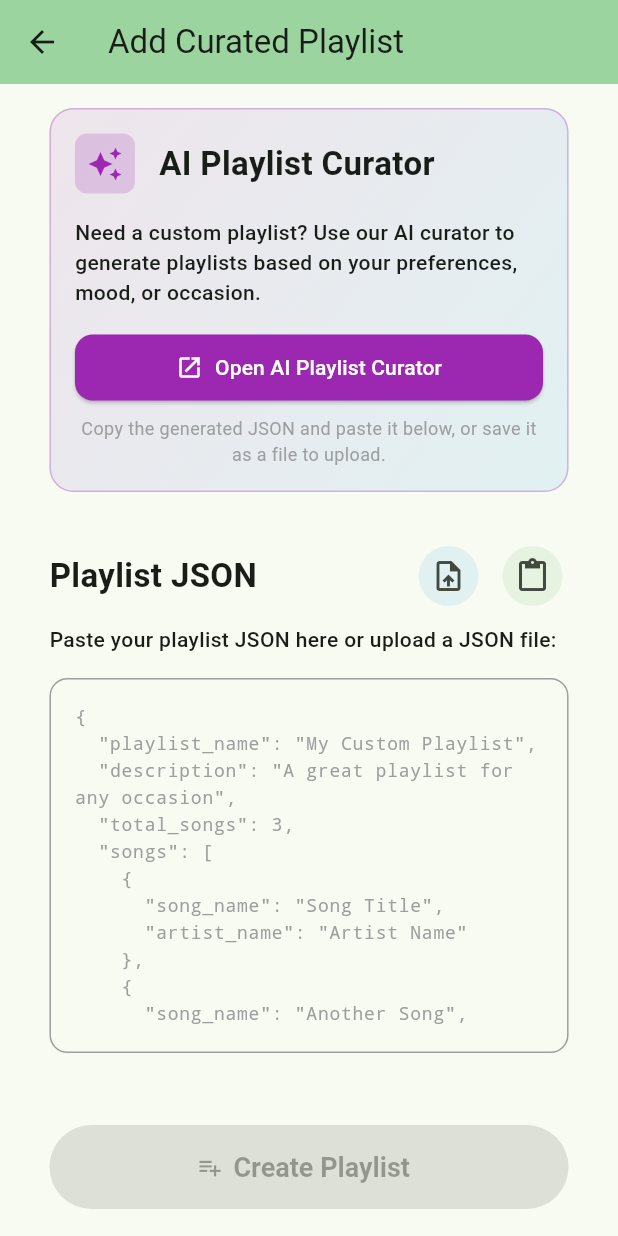
After one commit to abhignan-rakshith/billboard_to_spotify, a Flutter app: the CuratedPlaylistScreen screen opened by its route, on a phone screen of 412 x 824 dp. The commit adds this screen. Run offline on Flutter 3.47's test engine with Material 3 defaults, Android fonts, the phone set to English and light mode, and no system bars; our stand-ins replace connectivity_plus, file_picker, flutter_secure_storage; accounts and stored records are empty.

Commit message:
feat: add Curated Playlist screen with JSON input and validation
- Implemented CuratedPlaylistScreen for users to create custom playlists using AI-generated JSON.
- Added functionality to upload JSON files and paste from clipboard.
- Included JSON validation to ensure correct structure and required fields.
- Created UI components for input, validation feedback, and action buttons.
- Integrated navigation to existing playlist creation flow with extracted data.

```diff
--- a/lib/config/app_routes.dart
+++ b/lib/config/app_routes.dart
@@ -4,4 +4,5 @@ class AppRoutes {
   static const String results = '/results';
   static const String playlistCreation = '/playlist-creation';
   static const String managePlaylists = '/manage-playlists';
+  static const String curatedPlaylist = '/curated-playlist';
 }
--- a/lib/main.dart
+++ b/lib/main.dart
@@ -7,6 +7,7 @@ import 'screens/billboard_screen.dart';
 import 'screens/results_screen.dart';
 import 'screens/playlist_creation_screen.dart';
 import 'screens/manage_playlists_screen.dart';
+import 'screens/curated_playlist_screen.dart';
 
 void main() {
   runApp(const MyApp());
@@ -26,6 +27,7 @@ class MyApp extends StatelessWidget {
         AppRoutes.login: (context) => const LoginScreen(),
         AppRoutes.billboard: (context) => const BillboardScreen(),
         AppRoutes.managePlaylists: (context) => const ManagePlaylistsScreen(),
+        AppRoutes.curatedPlaylist: (context) => const CuratedPlaylistScreen(),
       },
       onGenerateRoute: (settings) {
         switch (settings.name) {
@@ -45,6 +47,8 @@ class MyApp extends StatelessWidget {
                 selectedDate: args['selectedDate'],
                 songs: args['songs'],
                 artists: args['artists'],
+                customPlaylistName: args['customPlaylistName'],
+                customDescription: args['customDescription'],
               ),
             );
           default:
--- /dev/null
+++ b/lib/screens/curated_playlist_screen.dart
@@ -0,0 +1,568 @@
+import 'dart:convert';
+import 'dart:io';
+import 'package:flutter/material.dart';
+import 'package:flutter/services.dart';
+import 'package:url_launcher/url_launcher.dart';
+import 'package:file_picker/file_picker.dart';
+import '../constants/app_constants.dart';
+import '../config/theme_config.dart';
+import '../config/app_routes.dart';
+
+class CuratedPlaylistScreen extends StatefulWidget {
+  const CuratedPlaylistScreen({super.key});
+
+  @override
+  State<CuratedPlaylistScreen> createState() => _CuratedPlaylistScreenState();
+}
+
+class _CuratedPlaylistScreenState extends State<CuratedPlaylistScreen> {
+  final TextEditingController _jsonController = TextEditingController();
+  final String _curatorUrl =
+      'https://claude.ai/public/artifacts/94cd4340-6ae5-4d06-b788-89beb65b91a3';
+
+  bool _isValidJson = false;
+  Map<String, dynamic>? _parsedData;
+  String? _validationError;
+
+  @override
+  void dispose() {
+    _jsonController.dispose();
+    super.dispose();
+  }
+
+  @override
+  Widget build(BuildContext context) {
+    return Scaffold(
+      appBar: AppBar(
+        title: const Text('Add Curated Playlist'),
+        backgroundColor: Theme.of(context).colorScheme.inversePrimary,
+      ),
+      body: SafeArea(
+        child: SingleChildScrollView(
+          padding: ThemeConfig.responsivePadding(context),
+          child: Column(
+            crossAxisAlignment: CrossAxisAlignment.start,
+            children: [
+              _buildCuratorSection(),
+              const SizedBox(height: AppConstants.largePadding),
+              _buildInputSection(),
+              const SizedBox(height: AppConstants.defaultPadding),
+              _buildValidationSection(),
+              const SizedBox(height: AppConstants.largePadding),
+              _buildActionButtons(),
+            ],
+          ),
+        ),
+      ),
+    );
+  }
+
+  Widget _buildCuratorSection() {
+    return Container(
+      width: double.infinity,
+      padding: const EdgeInsets.all(AppConstants.defaultPadding),
+      decoration: BoxDecoration(
+        gradient: LinearGradient(
+          begin: Alignment.topLeft,
+          end: Alignment.bottomRight,
+          colors: [
+            Colors.purple.withOpacity(0.1),
+            Colors.blue.withOpacity(0.1),
+          ],
+        ),
+        borderRadius: BorderRadius.circular(16),
+        border: Border.all(color: Colors.purple.withOpacity(0.3)),
+      ),
+      child: Column(
+        crossAxisAlignment: CrossAxisAlignment.start,
+        children: [
+          Row(
+            children: [
+              Container(
+                padding: const EdgeInsets.all(8),
+                decoration: BoxDecoration(
+                  color: Colors.purple.withOpacity(0.2),
+                  borderRadius: BorderRadius.circular(8),
+                ),
+                child: const Icon(
+                  Icons.auto_awesome,
+                  color: Colors.purple,
+                  size: 24,
+                ),
+              ),
+              const SizedBox(width: AppConstants.defaultPadding),
+              const Expanded(
+                child: Text(
+                  'AI Playlist Curator',
+                  style: ThemeConfig.titleStyle,
+                ),
+              ),
+            ],
+          ),
+          const SizedBox(height: AppConstants.defaultPadding),
+          const Text(
+            'Need a custom playlist? Use our AI curator to generate playlists based on your preferences, mood, or occasion.',
+            style: ThemeConfig.bodyStyle,
+          ),
+          const SizedBox(height: AppConstants.defaultPadding),
+          SizedBox(
+            width: double.infinity,
+            child: ElevatedButton.icon(
+              onPressed: _openCurator,
+              icon: const Icon(Icons.open_in_new),
+              label: const Text('Open AI Playlist Curator'),
+              style: ElevatedButton.styleFrom(
+                backgroundColor: Colors.purple,
+                foregroundColor: Colors.white,
+                padding: const EdgeInsets.symmetric(vertical: 12),
+                shape: RoundedRectangleBorder(
+                  borderRadius: BorderRadius.circular(12),
+                ),
+              ),
+            ),
+          ),
+          const SizedBox(height: AppConstants.smallPadding),
+          Text(
+            'Copy the generated JSON and paste it below, or save it as a file to upload.',
+            style: ThemeConfig.subtitleStyle.copyWith(fontSize: 12),
+            textAlign: TextAlign.center,
+          ),
+        ],
+      ),
+    );
+  }
+
+  Widget _buildInputSection() {
+    return Column(
+      crossAxisAlignment: CrossAxisAlignment.start,
+      children: [
+        Row(
+          children: [
+            const Expanded(
+              child: Text('Playlist JSON', style: ThemeConfig.titleStyle),
+            ),
+            Row(
+              mainAxisSize: MainAxisSize.min,
+              children: [
+                IconButton(
+                  onPressed: _uploadFile,
+                  icon: const Icon(Icons.upload_file),
+                  tooltip: 'Upload JSON file',
+                  style: IconButton.styleFrom(
+                    backgroundColor: Colors.blue.withOpacity(0.1),
+                  ),
+                ),
+                const SizedBox(width: AppConstants.smallPadding),
+                IconButton(
+                  onPressed: _pasteFromClipboard,
+                  icon: const Icon(Icons.content_paste),
+                  tooltip: 'Paste from clipboard',
+                  style: IconButton.styleFrom(
+                    backgroundColor: Colors.green.withOpacity(0.1),
+                  ),
+                ),
+              ],
+            ),
+          ],
+        ),
+        const SizedBox(height: AppConstants.smallPadding),
+        const Text(
+          'Paste your playlist JSON here or upload a JSON file:',
+          style: ThemeConfig.bodyStyle,
+        ),
+        const SizedBox(height: AppConstants.defaultPadding),
+        Container(
+          decoration: BoxDecoration(
+            borderRadius: BorderRadius.circular(12),
+            border: Border.all(
+              color: _isValidJson
+                  ? Colors.green
+                  : _validationError != null
+                  ? Colors.red
+                  : Colors.grey,
+            ),
+          ),
+          child: TextField(
+            controller: _jsonController,
+            maxLines: 12,
+            onChanged: _validateJson,
+            decoration: InputDecoration(
+              hintText: _getJsonHintText(),
+              hintStyle: TextStyle(
+                fontSize: 12,
+                color: Colors.grey[500],
+                fontFamily: 'monospace',
+              ),
+              border: InputBorder.none,
+              contentPadding: const EdgeInsets.all(AppConstants.defaultPadding),
+            ),
+            style: const TextStyle(fontFamily: 'monospace', fontSize: 12),
+          ),
+        ),
+      ],
+    );
+  }
+
+  Widget _buildValidationSection() {
+    if (_validationError == null && !_isValidJson) {
+      return const SizedBox.shrink();
+    }
+
+    return Container(
+      width: double.infinity,
+      padding: const EdgeInsets.all(AppConstants.defaultPadding),
+      decoration: BoxDecoration(
+        color: _isValidJson
+            ? Colors.green.withOpacity(0.1)
+            : Colors.red.withOpacity(0.1),
+        borderRadius: BorderRadius.circular(12),
+        border: Border.all(color: _isValidJson ? Colors.green : Colors.red),
+      ),
+      child: Column(
+        crossAxisAlignment: CrossAxisAlignment.start,
+        children: [
+          Row(
+            children: [
+              Icon(
+                _isValidJson ? Icons.check_circle : Icons.error,
+                color: _isValidJson ? Colors.green : Colors.red,
+                size: 20,
+              ),
+              const SizedBox(width: AppConstants.smallPadding),
+              Text(
+                _isValidJson ? 'Valid Playlist JSON' : 'JSON Validation Error',
+                style: ThemeConfig.bodyStyle.copyWith(
+                  fontWeight: FontWeight.w600,
+                  color: _isValidJson ? Colors.green[700] : Colors.red[700],
+                ),
+              ),
+            ],
+          ),
+          if (_isValidJson && _parsedData != null) ...[
+            const SizedBox(height: AppConstants.smallPadding),
+            _buildPlaylistPreview(),
+          ],
+          if (_validationError != null) ...[
+            const SizedBox(height: AppConstants.smallPadding),
+            Text(
+              _validationError!,
+              style: ThemeConfig.bodyStyle.copyWith(
+                color: Colors.red[700],
+                fontSize: 12,
+              ),
+            ),
+          ],
+        ],
+      ),
+    );
+  }
+
+  Widget _buildPlaylistPreview() {
+    if (_parsedData == null) return const SizedBox.shrink();
+
+    return Column(
+      crossAxisAlignment: CrossAxisAlignment.start,
+      children: [
+        Text(
+          'Playlist: ${_parsedData!['playlist_name']}',
+          style: ThemeConfig.bodyStyle.copyWith(fontWeight: FontWeight.w600),
+        ),
+        if (_parsedData!['description'] != null)
+          Text(
+            _parsedData!['description'],
+            style: ThemeConfig.subtitleStyle.copyWith(fontSize: 12),
+            maxLines: 2,
+            overflow: TextOverflow.ellipsis,
+          ),
+        const SizedBox(height: 4),
+        Text(
+          '${_parsedData!['songs']?.length ?? 0} songs',
+          style: ThemeConfig.subtitleStyle.copyWith(fontSize: 12),
+        ),
+      ],
+    );
+  }
+
+  Widget _buildActionButtons() {
+    return Column(
+      children: [
+        SizedBox(
+          width: double.infinity,
+          height: AppConstants.buttonHeight,
+          child: ElevatedButton.icon(
+            onPressed: _isValidJson ? _createPlaylist : null,
+            icon: const Icon(Icons.playlist_add),
+            label: const Text('Create Playlist'),
+            style: ThemeConfig.primaryButtonStyle,
+          ),
+        ),
+        const SizedBox(height: AppConstants.defaultPadding),
+        SizedBox(
+          width: double.infinity,
+          child: OutlinedButton.icon(
+            onPressed: _clearInput,
+            icon: const Icon(Icons.clear),
+            label: const Text('Clear Input'),
+          ),
+        ),
+      ],
+    );
+  }
+
+  String _getJsonHintText() {
+    return '''{
+  "playlist_name": "My Custom Playlist",
+  "description": "A great playlist for any occasion",
+  "total_songs": 3,
+  "songs": [
+    {
+      "song_name": "Song Title",
+      "artist_name": "Artist Name"
+    },
+    {
+      "song_name": "Another Song",
+      "artist_name": "Another Artist"
+    }
+  ]
+}''';
+  }
+
+  void _openCurator() async {
+    try {
+      final launched = await launchUrl(
+        Uri.parse(_curatorUrl),
+        mode: LaunchMode.externalApplication,
+      );
+
+      if (!launched) {
+        if (mounted) {
+          ScaffoldMessenger.of(context).showSnackBar(
+            const SnackBar(
+              content: Text('❌ Could not open AI Playlist Curator'),
+              backgroundColor: ThemeConfig.errorRed,
+            ),
+          );
+        }
+      }
+    } catch (e) {
+      if (mounted) {
+        ScaffoldMessenger.of(context).showSnackBar(
+          SnackBar(
+            content: Text('❌ Error opening curator: $e'),
+            backgroundColor: ThemeConfig.errorRed,
+          ),
+        );
+      }
+    }
+  }
+
+  void _uploadFile() async {
+    try {
+      FilePickerResult? result = await FilePicker.platform.pickFiles(
+        type: FileType.custom,
+        allowedExtensions: ['json'],
+      );
+
+      if (result != null) {
+        final file = File(result.files.single.path!);
+        final contents = await file.readAsString();
+
+        setState(() {
+          _jsonController.text = contents;
+        });
+
+        _validateJson(contents);
+
+        if (mounted) {
+          ScaffoldMessenger.of(context).showSnackBar(
+            const SnackBar(
+              content: Text('✅ File uploaded successfully'),
+              backgroundColor: ThemeConfig.successGreen,
+            ),
+          );
+        }
+      }
+    } catch (e) {
+      if (mounted) {
+        ScaffoldMessenger.of(context).showSnackBar(
+          SnackBar(
+            content: Text('❌ Error uploading file: $e'),
+            backgroundColor: ThemeConfig.errorRed,
+          ),
+        );
+      }
+    }
+  }
+
+  void _pasteFromClipboard() async {
+    try {
+      final clipboardData = await Clipboard.getData(Clipboard.kTextPlain);
+
+      if (clipboardData?.text != null && clipboardData!.text!.isNotEmpty) {
+        setState(() {
+          _jsonController.text = clipboardData.text!;
+        });
+
+        _validateJson(clipboardData.text!);
+
+        if (mounted) {
+          ScaffoldMessenger.of(context).showSnackBar(
+            const SnackBar(
+              content: Text('✅ Pasted from clipboard'),
+              backgroundColor: ThemeConfig.successGreen,
+            ),
+          );
+        }
+      } else {
+        if (mounted) {
+          ScaffoldMessenger.of(context).showSnackBar(
+            const SnackBar(
+              content: Text('⚠️ Clipboard is empty'),
+              backgroundColor: Colors.orange,
+            ),
+          );
+        }
+      }
+    } catch (e) {
+      if (mounted) {
+        ScaffoldMessenger.of(context).showSnackBar(
+          SnackBar(
+            content: Text('❌ Error pasting from clipboard: $e'),
+            backgroundColor: ThemeConfig.errorRed,
+          ),
+        );
+      }
+    }
+  }
+
+  void _validateJson(String jsonText) {
+    if (jsonText.trim().isEmpty) {
+      setState(() {
+        _isValidJson = false;
+        _parsedData = null;
+        _validationError = null;
+      });
+      return;
+    }
+
+    try {
+      final parsed = json.decode(jsonText);
+
+      // Validate required fields
+      final validation = _validatePlaylistStructure(parsed);
+
+      setState(() {
+        if (validation['isValid']) {
+          _isValidJson = true;
+          _parsedData = parsed;
+          _validationError = null;
+        } else {
+          _isValidJson = false;
+          _parsedData = null;
+          _validationError = validation['error'];
+        }
+      });
+    } catch (e) {
+      setState(() {
+        _isValidJson = false;
+        _parsedData = null;
+        _validationError = 'Invalid JSON format: ${e.toString()}';
+      });
+    }
+  }
+
+  Map<String, dynamic> _validatePlaylistStructure(dynamic parsed) {
+    if (parsed is! Map<String, dynamic>) {
+      return {'isValid': false, 'error': 'JSON must be an object'};
+    }
+
+    // Check required fields
+    if (!parsed.containsKey('playlist_name') ||
+        parsed['playlist_name'] == null ||
+        parsed['playlist_name'].toString().trim().isEmpty) {
+      return {
+        'isValid': false,
+        'error': 'Missing or empty "playlist_name" field',
+      };
+    }
+
+    if (!parsed.containsKey('songs') || parsed['songs'] is! List) {
+      return {'isValid': false, 'error': 'Missing or invalid "songs" array'};
+    }
+
+    final songs = parsed['songs'] as List;
+    if (songs.isEmpty) {
+      return {'isValid': false, 'error': 'Songs array cannot be empty'};
+    }
+
+    // Validate each song
+    for (int i = 0; i < songs.length; i++) {
+      final song = songs[i];
+      if (song is! Map<String, dynamic>) {
+        return {
+          'isValid': false,
+          'error': 'Song at index $i must be an object',
+        };
+      }
+
+      if (!song.containsKey('song_name') ||
+          song['song_name'] == null ||
+          song['song_name'].toString().trim().isEmpty) {
+        return {
+          'isValid': false,
+          'error': 'Song at index $i missing "song_name"',
+        };
+      }
+
+      if (!song.containsKey('artist_name') ||
+          song['artist_name'] == null ||
+          song['artist_name'].toString().trim().isEmpty) {
+        return {
+          'isValid': false,
+          'error': 'Song at index $i missing "artist_name"',
+        };
+      }
+    }
+
+    return {'isValid': true};
+  }
+
+  void _clearInput() {
+    setState(() {
+      _jsonController.clear();
+      _isValidJson = false;
+      _parsedData = null;
+      _validationError = null;
+    });
+  }
+
+  void _createPlaylist() {
+    if (!_isValidJson || _parsedData == null) return;
+
+    // Extract data for playlist creation
+    final playlistName = _parsedData!['playlist_name'];
+    final description = _parsedData!['description'] ?? '';
+    final songs = _parsedData!['songs'] as List;
+
+    // Convert to the format expected by existing playlist creation flow
+    final songNames = songs
+        .map((song) => song['song_name'].toString())
+        .toList();
+    final artistNames = songs
+        .map((song) => song['artist_name'].toString())
+        .toList();
+
+    // Navigate to playlist creation screen using existing infrastructure
+    Navigator.pushNamed(
+      context,
+      AppRoutes.playlistCreation,
+      arguments: {
+        'selectedDate': 'Custom Curated Playlist',
+        'songs': songNames,
+        'artists': artistNames,
+        'customPlaylistName': playlistName,
+        'customDescription': description,
+      },
+    );
+  }
+}
--- a/lib/screens/playlist_creation_screen.dart
+++ b/lib/screens/playlist_creation_screen.dart
@@ -8,12 +8,16 @@ class PlaylistCreationScreen extends StatefulWidget {
   final String selectedDate;
   final List<String> songs;
   final List<String> artists;
+  final String? customPlaylistName;
+  final String? customDescription;
 
   const PlaylistCreationScreen({
     super.key,
     required this.selectedDate,
     required this.songs,
     required this.artists,
+    this.customPlaylistName,
+    this.customDescription,
   });
 
   @override
@@ -39,11 +43,18 @@ class _PlaylistCreationScreenState extends State<PlaylistCreationScreen> {
   // Cancellation token for current search
   String? _currentSearchId;
 
+  // Check if this is a custom curated playlist
+  bool get _isCustomPlaylist => widget.customPlaylistName != null;
+
   @override
   void initState() {
     super.initState();
-    // Set default playlist name
-    _playlistNameController.text = 'BTS Hot 100: ${widget.selectedDate}';
+    // Set playlist name based on type
+    if (_isCustomPlaylist) {
+      _playlistNameController.text = widget.customPlaylistName!;
+    } else {
+      _playlistNameController.text = 'BTS Hot 100: ${widget.selectedDate}';
+    }
   }
 
   @override
@@ -649,11 +660,20 @@ class _PlaylistCreationScreenState extends State<PlaylistCreationScreen> {
         return;
       }
 
-      // Step 2: Create the playlist
+      // Step 2: Create the playlist with appropriate description
+      String description;
+      if (_isCustomPlaylist) {
+        description = widget.customDescription?.isNotEmpty == true
+            ? widget.customDescription!
+            : 'Custom curated playlist with ${finalOrderedUris.length} songs';
+      } else {
+        description =
+            'Billboard Hot 100 chart from ${widget.selectedDate} (${finalOrderedUris.length} songs in chart order)';
+      }
+
       final playlistId = await SpotifyPlaylistService.createPlaylist(
         name: _playlistNameController.text,
-        description:
-            'Billboard Hot 100 chart from ${widget.selectedDate} (${finalOrderedUris.length} songs in chart order)',
+        description: description,
       );
 
       print('Created playlist with ID: $playlistId');
@@ -670,15 +690,19 @@ class _PlaylistCreationScreenState extends State<PlaylistCreationScreen> {
         });
 
         if (success) {
-          final positionsText =
-              _positionedUris.keys.length < widget.songs.length
-              ? ' (songs in original chart order)'
-              : '';
+          final typeText = _isCustomPlaylist
+              ? 'curated playlist'
+              : 'Billboard playlist';
+          final positionsText = _isCustomPlaylist
+              ? ''
+              : (_positionedUris.keys.length < widget.songs.length
+                    ? ' (songs in original chart order)'
+                    : '');
 
           ScaffoldMessenger.of(context).showSnackBar(
             SnackBar(
               content: Text(
-                '🎉 Successfully created playlist "${_playlistNameController.text}" with ${finalOrderedUris.length} songs$positionsText!',
+                '🎉 Successfully created $typeText "${_playlistNameController.text}" with ${finalOrderedUris.length} songs$positionsText!',
               ),
               backgroundColor: ThemeConfig.successGreen,
               duration: const Duration(seconds: 4),
--- a/pubspec.yaml
+++ b/pubspec.yaml
@@ -17,6 +17,7 @@ dependencies:
   crypto: ^3.0.6
   flutter_secure_storage: ^9.2.4
   connectivity_plus: ^6.1.4
+  file_picker: ^8.0.0+1
 
 dev_dependencies:
   flutter_test:
```
Also changed, not shown: lib/screens/login_screen.dart (+25 -0 lines), pubspec.lock, 1 other file.
